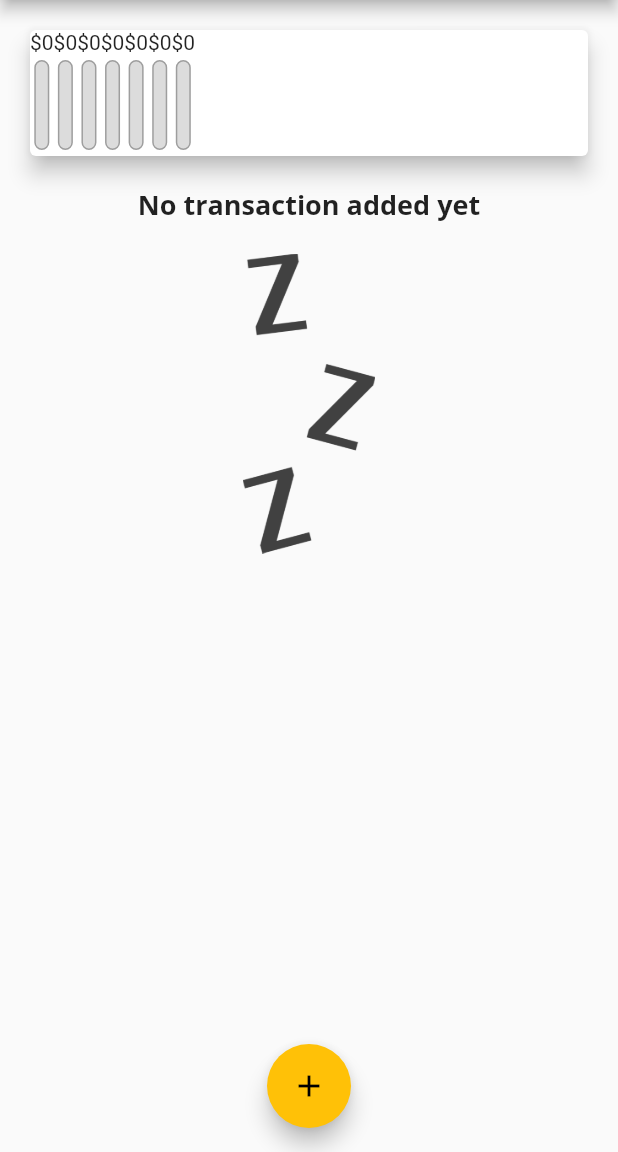
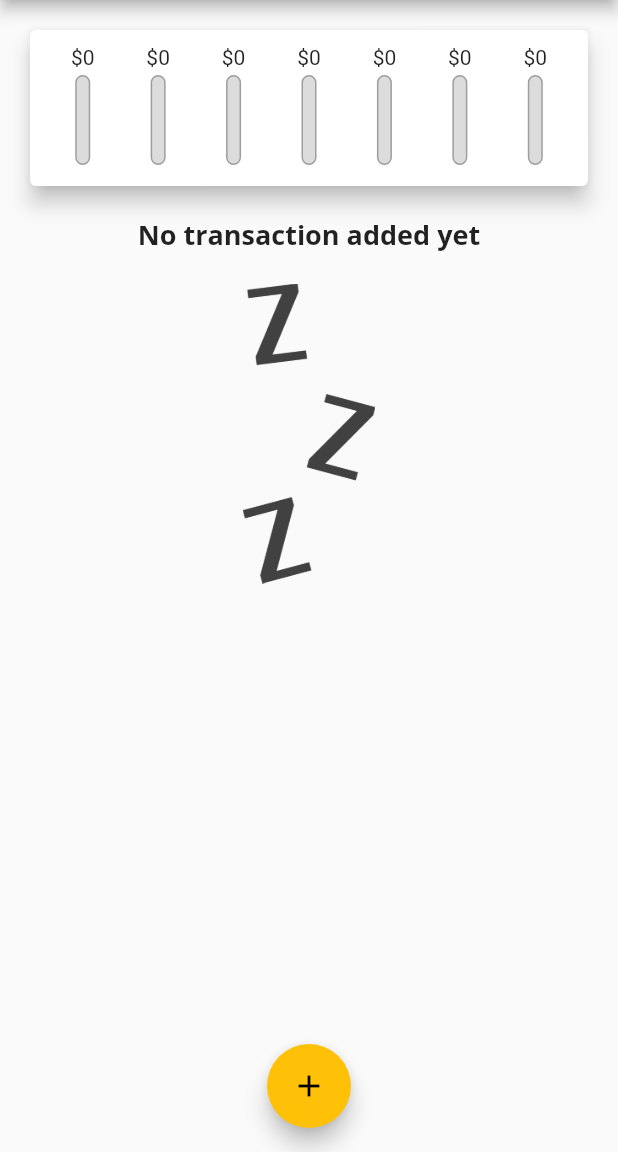
Before and after one commit to haile-12-21-23/expense_planner, a Flutter app: the screen it shows after launch, on a phone screen of 412 x 824 dp, the part 84-1236 px from its top. Run offline on Flutter 3.47's test engine with Material 2 defaults, Android fonts, the phone set to English and light mode, and no system bars; Roboto replaces fonts that are missing (Open Sans).

Commit message:
finished chart

```diff
--- a/lib/widgets/chart.dart
+++ b/lib/widgets/chart.dart
@@ -39,15 +39,22 @@ class Chart extends StatelessWidget {
     return Card(
       elevation: 6,
       margin: const EdgeInsets.all(20),
+      child: Container(
+        padding: const EdgeInsets.all(10),
         child: Row(
+          mainAxisAlignment: MainAxisAlignment.spaceAround,
           children: groupedTransactionValues.map((data) {
-          return ChartBar(
+            return Flexible(
+              fit: FlexFit.tight,
+              child: ChartBar(
                   label: data['day'].toString(),
                   spendingAmount: (data['amount'] as double),
                   spendingPercentageAmount: totalSpending == 0.0
                       ? 0.0
-                  : (data['amount'] as double) / totalSpending);
+                      : (data['amount'] as double) / totalSpending),
+            );
           }).toList(),
+        ),
       ),
     );
   }
--- a/lib/widgets/chart_bar.dart
+++ b/lib/widgets/chart_bar.dart
@@ -13,7 +13,7 @@ class ChartBar extends StatelessWidget {
   @override
   Widget build(BuildContext context) {
     return Column(children: [
-      Text('\$${spendingAmount.toStringAsFixed(0)}'),
+      FittedBox(child: Text('\$${spendingAmount.toStringAsFixed(0)}')),
       const SizedBox(
         height: 4,
       ),
```
Lines whose indentation alone changed are shown as unchanged.
